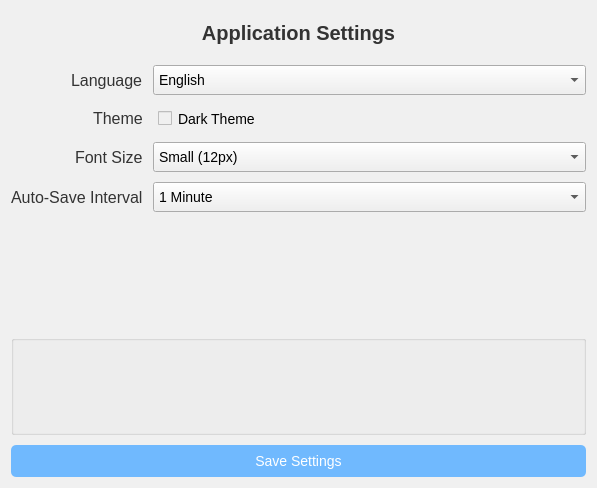
WeWeBunnyX/HotelReservationSQL_Application, file settings.ui: the form before one commit.
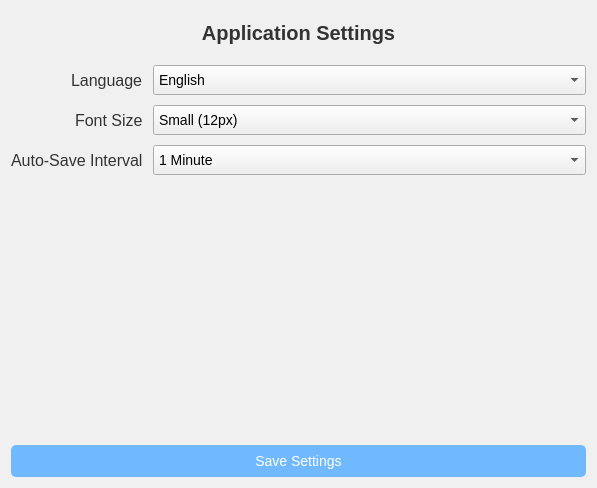
The form after the commit.

What changed in the file:
```diff
--- a/settings.ui
+++ b/settings.ui
@@ -103,27 +103,13 @@
       </widget>
      </item>
      <item row="1" column="0">
-      <widget class="QLabel" name="themeLabel">
-       <property name="text">
-        <string>Theme</string>
-       </property>
-      </widget>
-     </item>
-     <item row="1" column="1">
-      <widget class="QCheckBox" name="themeCheckBox">
-       <property name="text">
-        <string>Dark Theme</string>
-       </property>
-      </widget>
-     </item>
-     <item row="2" column="0">
       <widget class="QLabel" name="fontSizeLabel">
        <property name="text">
         <string>Font Size</string>
        </property>
       </widget>
      </item>
-     <item row="2" column="1">
+     <item row="1" column="1">
       <widget class="QComboBox" name="fontSizeComboBox">
        <item>
         <property name="text">
@@ -142,14 +128,14 @@
        </item>
       </widget>
      </item>
-     <item row="3" column="0">
+     <item row="2" column="0">
       <widget class="QLabel" name="autoSaveLabel">
        <property name="text">
         <string>Auto-Save Interval</string>
        </property>
       </widget>
      </item>
-     <item row="3" column="1">
+     <item row="2" column="1">
       <widget class="QComboBox" name="autoSaveComboBox">
        <item>
         <property name="text">
@@ -183,19 +169,6 @@
      </property>
     </spacer>
    </item>
-   <item>
-    <widget class="QGroupBox" name="groupBox">
-     <property name="minimumSize">
-      <size>
-       <width>100</width>
-       <height>100</height>
-      </size>
-     </property>
-     <property name="title">
-      <string/>
-     </property>
-    </widget>
-   </item>
    <item>
     <widget class="QPushButton" name="saveButton">
      <property name="text">
```
